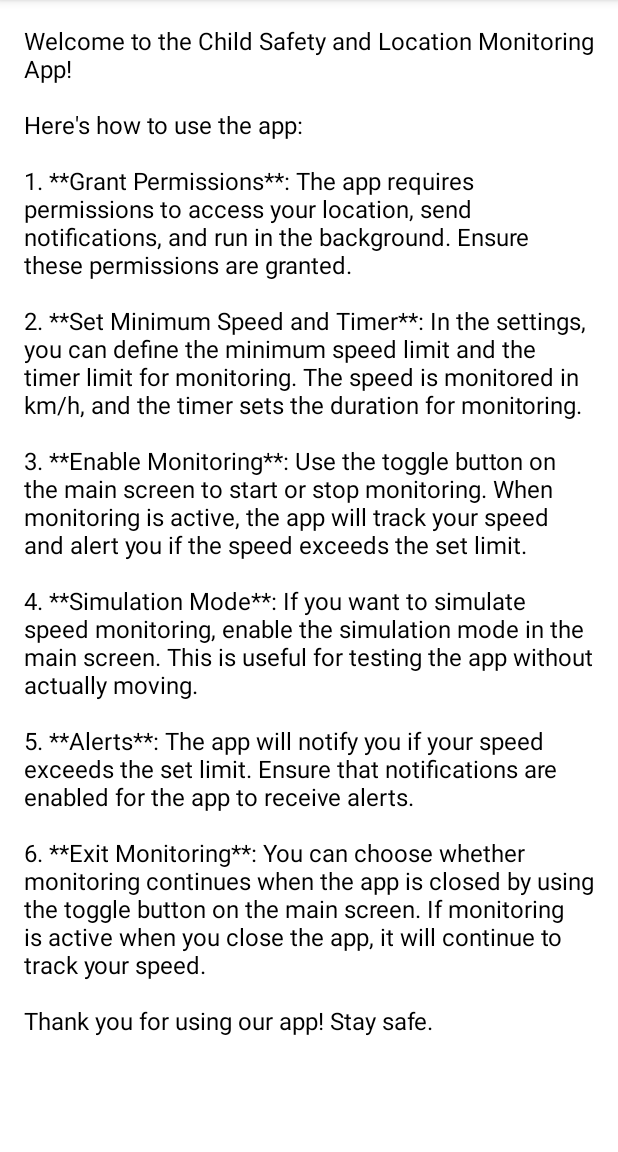
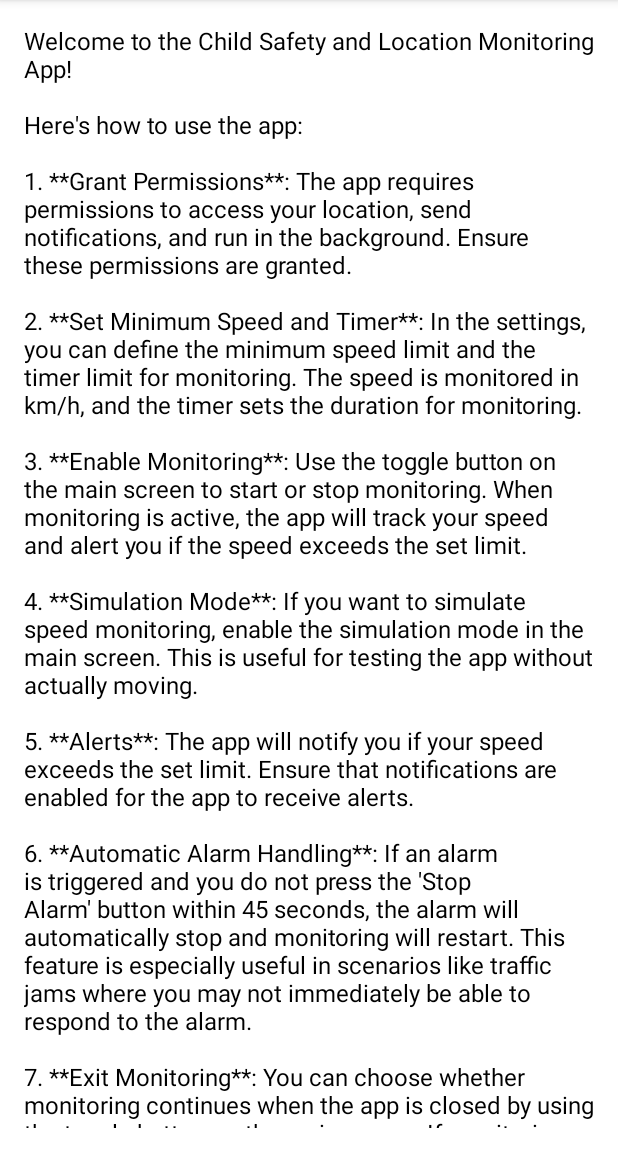
Before and after one commit to Epogo/Bafp, an Android app: the TutorialActivity screen opened directly, with no data from a screen before it, on a phone screen of 412 x 824 dp, the part 84-1236 px from its top. Run offline under Robolectric (Android 15) with nearby library versions, the light colour scheme and no system bars.

Commit message:
The app is working!

```diff
--- a/app/src/main/java/com/example/bafp/SpeedMonitorService.java
+++ b/app/src/main/java/com/example/bafp/SpeedMonitorService.java
@@ -263,7 +263,7 @@ public class SpeedMonitorService extends Service {
             Log.d(TAG, "Speed above threshold. Reset continuous time below threshold.");
         }
 
-        if (continuousTimeBelowThreshold >= 3000) { // TODO: replace with timer.
+        if (continuousTimeBelowThreshold >= timer) { // TODO: replace with timer.
             triggerAlarm();
         }
 
--- a/app/src/main/java/com/example/bafp/TutorialActivity.java
+++ b/app/src/main/java/com/example/bafp/TutorialActivity.java
@@ -23,7 +23,9 @@ public class TutorialActivity extends AppCompatActivity {
                 "3. **Enable Monitoring**: Use the toggle button on the main screen to start or stop monitoring. When monitoring is active, the app will track your speed and alert you if the speed exceeds the set limit.\n\n" +
                 "4. **Simulation Mode**: If you want to simulate speed monitoring, enable the simulation mode in the main screen. This is useful for testing the app without actually moving.\n\n" +
                 "5. **Alerts**: The app will notify you if your speed exceeds the set limit. Ensure that notifications are enabled for the app to receive alerts.\n\n" +
-                "6. **Exit Monitoring**: You can choose whether monitoring continues when the app is closed by using the toggle button on the main screen. If monitoring is active when you close the app, it will continue to track your speed.\n\n" +
+                "6. **Automatic Alarm Handling**: If an alarm is triggered and you do not press the 'Stop Alarm' button within 45 seconds, the alarm will automatically stop and monitoring will restart. This feature is especially useful in scenarios like traffic jams where you may not immediately be able to respond to the alarm.\n\n" +
+                "7. **Exit Monitoring**: You can choose whether monitoring continues when the app is closed by using the toggle button on the main screen. If monitoring is active when you close the app, it will continue to track your speed.\n\n" +
                 "Thank you for using our app! Stay safe.";
     }
+
 }
```
